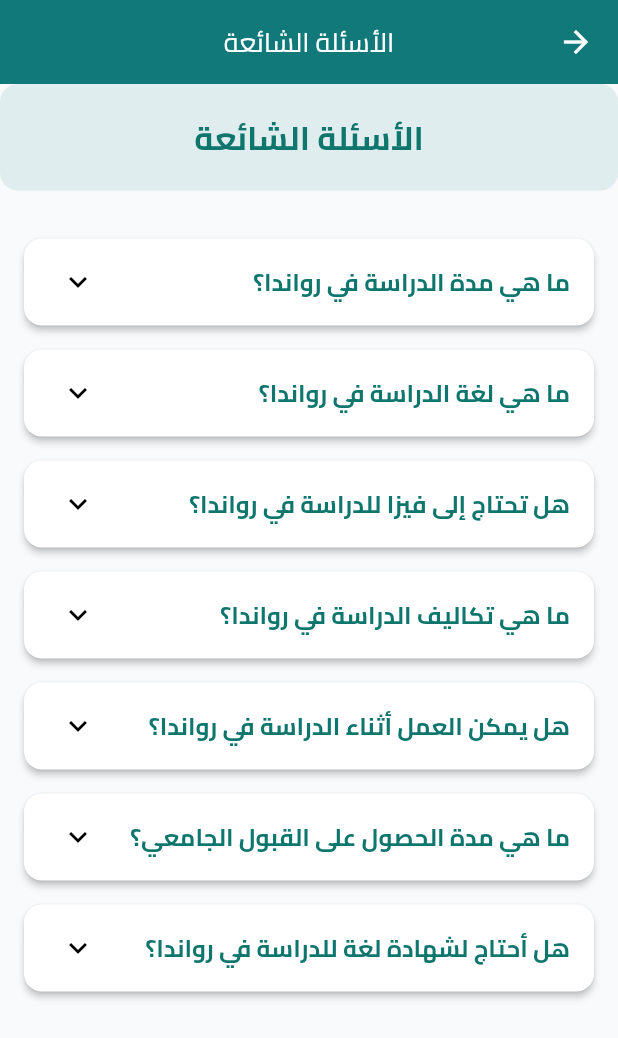
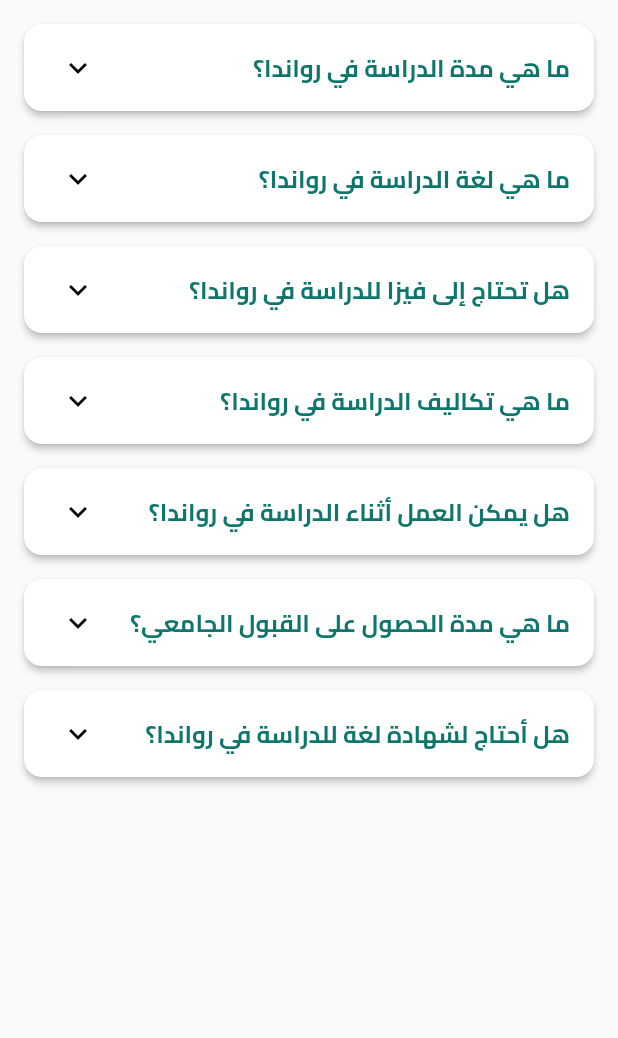
Before and after one commit to motman911/-the_vision, a Flutter app: the FAQPage screen opened directly, on a phone screen of 412 x 824 dp. Shown: the top 1038 px of the screen. Run offline on Flutter 3.47's test engine with Material 3 defaults, Android fonts, the phone set to English and light mode, and no system bars; our stand-ins replace file_picker, font_awesome_flutter, image_picker, photo_view, shared_preferences, smooth_page_indicator; missing offline and left inert: mailer; accounts and stored records are empty.

Commit message:
Update faq_page.dart

```diff
--- a/lib/faq_page.dart
+++ b/lib/faq_page.dart
@@ -12,37 +12,9 @@ class FAQPage extends StatelessWidget {
     return Consumer2<ThemeProvider, LanguageProvider>(
       builder: (context, themeProvider, languageProvider, child) {
         return Scaffold(
-          appBar: AppBar(
-            title: Text(
-              languageProvider.faq,
-              style: const TextStyle(color: Colors.white, fontSize: 18),
-            ),
-            backgroundColor: themeProvider.primaryColor,
-            foregroundColor: Colors.white,
-            centerTitle: true,
-            elevation: 4,
-          ),
           body: Column(
             children: [
-              Container(
-                width: double.infinity,
-                padding:
-                    const EdgeInsets.symmetric(vertical: 20, horizontal: 16),
-                decoration: BoxDecoration(
-                  color: themeProvider.primaryColor.withOpacity(0.1),
-                  borderRadius: BorderRadius.circular(12),
-                ),
-                child: Text(
-                  languageProvider.faq,
-                  textAlign: TextAlign.center,
-                  style: TextStyle(
-                    fontSize: 22,
-                    fontWeight: FontWeight.bold,
-                    color: themeProvider.primaryColor,
-                  ),
-                ),
-              ),
-              const SizedBox(height: 16),
+
               Expanded(
                 child: ListView.builder(
                   padding: const EdgeInsets.all(16.0),
```
